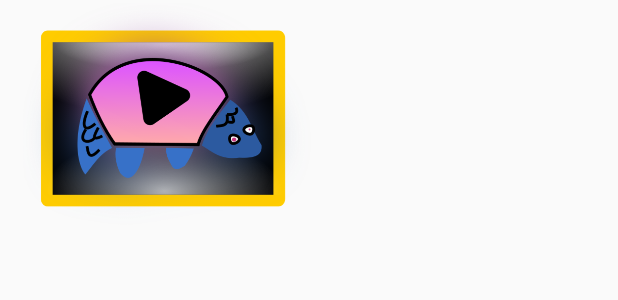
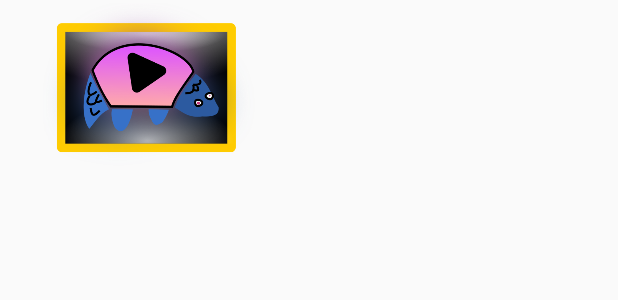
Before and after one commit to sadr0b0t/yashlang, an Android app: the layout video_list_item_hor.xml on its own in the app's theme, with its tools: preview values and no code run, on a phone screen of 412 x 824 dp. Shown: the top 300 px of the screen. Run offline under Robolectric (Android 15) with nearby library versions, the phone set to English and light mode, and no system bars.

Commit message:
Показывать имя видео в галереях, показывать расширенную информацию о видео в списках; исправления - внешний вид

```diff
--- a/app/src/main/res/layout-port/activity_watch_video.xml
+++ b/app/src/main/res/layout-port/activity_watch_video.xml
@@ -6,6 +6,7 @@
     android:layout_height="match_parent"
     android:animateLayoutChanges="true"
     android:orientation="vertical"
+    android:background="#000000"
     tools:context=".WatchVideoActivity">
 
     <androidx.appcompat.widget.Toolbar
--- a/app/src/main/res/layout/activity_glagna.xml
+++ b/app/src/main/res/layout/activity_glagna.xml
@@ -4,6 +4,7 @@
     android:layout_width="match_parent"
     android:layout_height="match_parent"
     android:orientation="vertical"
+    android:background="#000000"
     tools:context=".Glagna">
 
 
@@ -51,7 +52,7 @@
         android:id="@+id/video_recommend_list"
         android:layout_width="match_parent"
         android:layout_height="match_parent"
-        android:layout_marginTop="50dp"
+        android:layout_marginTop="10dp"
         android:minHeight="90dip" />
 
 </LinearLayout>
--- a/app/src/main/res/layout/activity_watch_video.xml
+++ b/app/src/main/res/layout/activity_watch_video.xml
@@ -5,6 +5,7 @@
     android:layout_width="match_parent"
     android:layout_height="match_parent"
     android:animateLayoutChanges="true"
+    android:background="#000000"
     tools:context=".WatchVideoActivity">
 
     <LinearLayout
--- a/app/src/main/res/layout/video_list_item_hor.xml
+++ b/app/src/main/res/layout/video_list_item_hor.xml
@@ -6,9 +6,20 @@
 
     <ImageView
         android:id="@+id/video_thumb_img"
-        android:layout_width="220dp"
-        android:layout_height="150dp"
+        android:layout_width="196dp"
+        android:layout_height="110dp"
         android:layout_margin="2dp"
+        android:layout_marginBottom="0dp"
         android:scaleType="fitCenter"
         android:src="@drawable/ic_yashlang_thumb" />
+    <TextView
+        android:id="@+id/video_name_txt"
+        android:layout_width="196dp"
+        android:layout_height="wrap_content"
+        android:layout_marginBottom="2dp"
+        android:textColor="#f4f4f4"
+        android:textSize="12sp"
+        android:textAlignment="center"
+        android:maxLines="2"
+        android:ellipsize="end"/>
 </LinearLayout>
```
Also changed, not shown: app/src/main/java/su/sadrobot/yashlang/model/VideoItem.java (+13 -0 lines), app/src/main/java/su/sadrobot/yashlang/view/VideoItemPagedListAdapter.java (+44 -0 lines), app/src/main/res/layout/video_list_item_vert.xml (+43 -10 lines).
